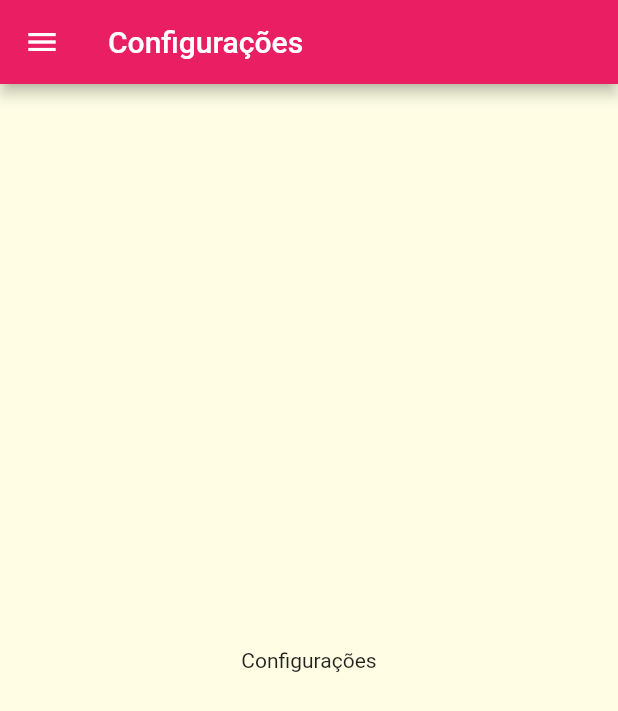
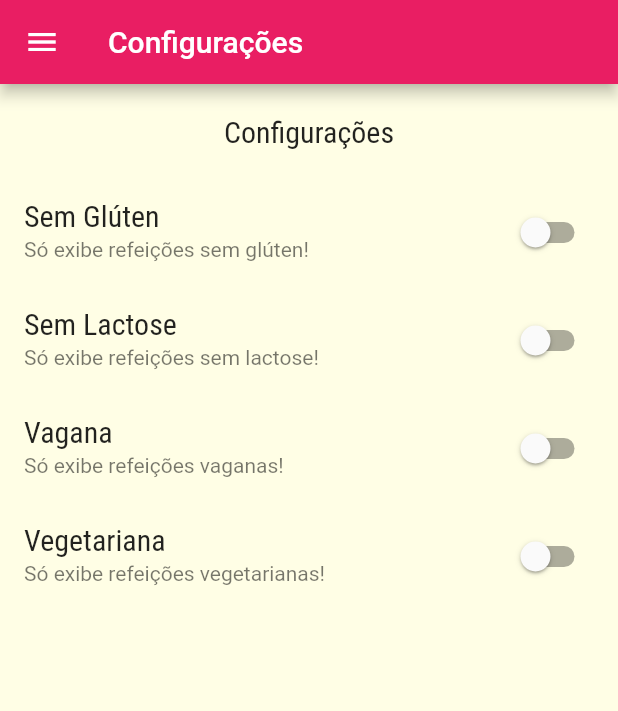
Before and after one commit to MarioGuilherme/meals, a Flutter app: the SettingsScreen screen opened by its route, on a phone screen of 412 x 824 dp. Shown: the top 711 px of the screen. Run offline on Flutter 3.47's test engine with Material 2 defaults, Android fonts, the phone set to English and light mode, and no system bars; network calls fail.

```diff
--- a/lib/Data/DummyData.dart
+++ b/lib/Data/DummyData.dart
@@ -3,7 +3,7 @@ import "package:flutter/material.dart";
 import "../Models/Category.dart";
 import "../Models/Meal.dart";
 
-const List<Category> DUMMY_CATEGORIES = [
+const List<Category> DUMMY_CATEGORIES = <Category>[
     Category(
         id: "c1",
         title: "Italiano",
@@ -56,7 +56,7 @@ const List<Category> DUMMY_CATEGORIES = [
     )
 ];
 
-const DUMMY_MEALS = [
+const DUMMY_MEALS = <Meal>[
     Meal(
         id: "m1",
         categories: ["c1", "c2"],
--- /dev/null
+++ b/lib/Models/Settings.dart
@@ -0,0 +1,13 @@
+class Settings {
+    bool isGlutenFree;
+    bool isLactoseFree;
+    bool isVegan;
+    bool isVegetarian;
+
+    Settings({
+        this.isGlutenFree = false,
+        this.isLactoseFree = false,
+        this.isVegan = false,
+        this.isVegetarian = false
+    });
+}
--- a/lib/Screens/SettingsScreen.dart
+++ b/lib/Screens/SettingsScreen.dart
@@ -1,9 +1,38 @@
 import "package:flutter/material.dart";
 
 import "../Components/MainDrawer.dart";
+import "../Models/Settings.dart";
 
-class SettingsScreen extends StatelessWidget {
-    const SettingsScreen({Key? key}) : super(key: key);
+class SettingsScreen extends StatefulWidget {
+    const SettingsScreen(this.onSettingsChanged, this.settings);
+
+    final Function(Settings) onSettingsChanged;
+    final Settings settings;
+
+    @override
+    State<SettingsScreen> createState() => _SettingsScreenState();
+}
+
+class _SettingsScreenState extends State<SettingsScreen> {
+    late Settings settings;
+
+    @override
+    void initState() {
+        super.initState();
+        settings = widget.settings;
+    }
+
+    Widget _createSwitch(String title, String subtitle, bool value, void Function(bool) onChanged) {
+        return SwitchListTile.adaptive(
+            title: Text(title),
+            subtitle: Text(subtitle),
+            value: value,
+            onChanged: (value) {
+                onChanged(value);
+                widget.onSettingsChanged(settings);
+            }
+        );
+    }
 
     @override
     Widget build(BuildContext context) {
@@ -12,8 +41,46 @@ class SettingsScreen extends StatelessWidget {
                 title: const Text("Configurações")
             ),
             drawer: const MainDrawer(),
-            body: const Center(
-                child: Text("Configurações")
+            body: Column(
+                children: <Widget>[
+                    Container(
+                        padding: const EdgeInsets.all(20),
+                        child: Text(
+                            "Configurações",
+                            style: Theme.of(context).textTheme.titleMedium
+                        )
+                    ),
+                    Expanded(
+                        child: ListView(
+                            children: <Widget>[
+                                _createSwitch(
+                                    "Sem Glúten",
+                                    "Só exibe refeições sem glúten!",
+                                    settings.isGlutenFree,
+                                    (value) => setState(() => settings.isGlutenFree = value)
+                                ),
+                                _createSwitch(
+                                    "Sem Lactose",
+                                    "Só exibe refeições sem lactose!",
+                                    settings.isLactoseFree,
+                                    (value) => setState(() => settings.isLactoseFree = value)
+                                ),
+                                _createSwitch(
+                                    "Vagana",
+                                    "Só exibe refeições vaganas!",
+                                    settings.isVegan,
+                                    (value) => setState(() => settings.isVegan = value)
+                                ),
+                                _createSwitch(
+                                    "Vegetariana",
+                                    "Só exibe refeições vegetarianas!",
+                                    settings.isVegetarian,
+                                    (value) => setState(() => settings.isVegetarian = value)
+                                )
+                            ]
+                        )
+                    )
+                ]
             )
         );
     }
--- a/lib/main.dart
+++ b/lib/main.dart
@@ -1,4 +1,9 @@
 import "package:flutter/material.dart";
+
+import "Data/DummyData.dart";
+
+import "Models/Meal.dart";
+import "Models/Settings.dart";
 
 import "Screens/CategoriesMealsScreen.dart";
 import "Screens/MealDetailScreen.dart";
@@ -7,10 +12,40 @@ import "Screens/TabsScreen.dart";
 
 import "Utils/AppRoutes.dart";
 
-void main() => runApp(MyApp());
+void main() => runApp(const MyApp());
 
-class MyApp extends StatelessWidget {
+class MyApp extends StatefulWidget {
     const MyApp({Key? key}) : super(key: key);
+
+    @override
+    State<MyApp> createState() => _MyAppState();
+}
+
+class _MyAppState extends State<MyApp> {
+    Settings settings = Settings();
+    List<Meal> _availableMeals = DUMMY_MEALS;
+    List<Meal> _favoritesMeals = [];
+
+    void _filterMeals(Settings settings) {
+        setState(() {
+            this.settings = settings;
+
+            _availableMeals = DUMMY_MEALS.where((meal) {
+                final bool filterGluten = settings.isGlutenFree && !meal.isGlutenFree;
+                final bool filterLactose = settings.isLactoseFree && !meal.isLactoseFree;
+                final bool filterVegan = settings.isVegan && !meal.isVegan;
+                final bool filterVegatarian = settings.isVegetarian && !meal.isVegetarian;
+
+                return !filterGluten && !filterLactose && !filterVegan && !filterVegatarian;
+            }).toList();
+        });
+    }
+
+    void _toggleFavorite(Meal meal) {
+        setState(() => _favoritesMeals.contains(meal) ? _favoritesMeals.remove(meal) : _favoritesMeals.add(meal));
+    }
+
+    bool isFavorite(Meal meal) => _favoritesMeals.contains(meal);
 
     @override
     Widget build(BuildContext context) {
@@ -29,10 +64,10 @@ class MyApp extends StatelessWidget {
                 )
             ),
             routes: {
-                AppRoutes.HOME: (context) => const TabsScreen(),
-                AppRoutes.CATEGORIES_MEALS : (context) => CategoriesMealsScreen(),
-                AppRoutes.MEAL_DETAIL: (context) => const MealDetailScreen(),
-                AppRoutes.SETTINGS: (context) => const SettingsScreen()
+                AppRoutes.HOME: (context) => TabsScreen(_favoritesMeals),
+                AppRoutes.CATEGORIES_MEALS : (context) => CategoriesMealsScreen(_availableMeals),
+                AppRoutes.MEAL_DETAIL: (context) => MealDetailScreen(_toggleFavorite, isFavorite),
+                AppRoutes.SETTINGS: (context) => SettingsScreen(_filterMeals, settings)
             }
         );
     }
```
Also changed, not shown: lib/Screens/CategoriesMealsScreen.dart (+6 -2 lines), lib/Screens/FavoriteScreen.dart (+14 -4 lines), lib/Screens/MealDetailScreen.dart (+6 -3 lines), lib/Screens/TabsScreen.dart (+16 -7 lines), 1 other file.
